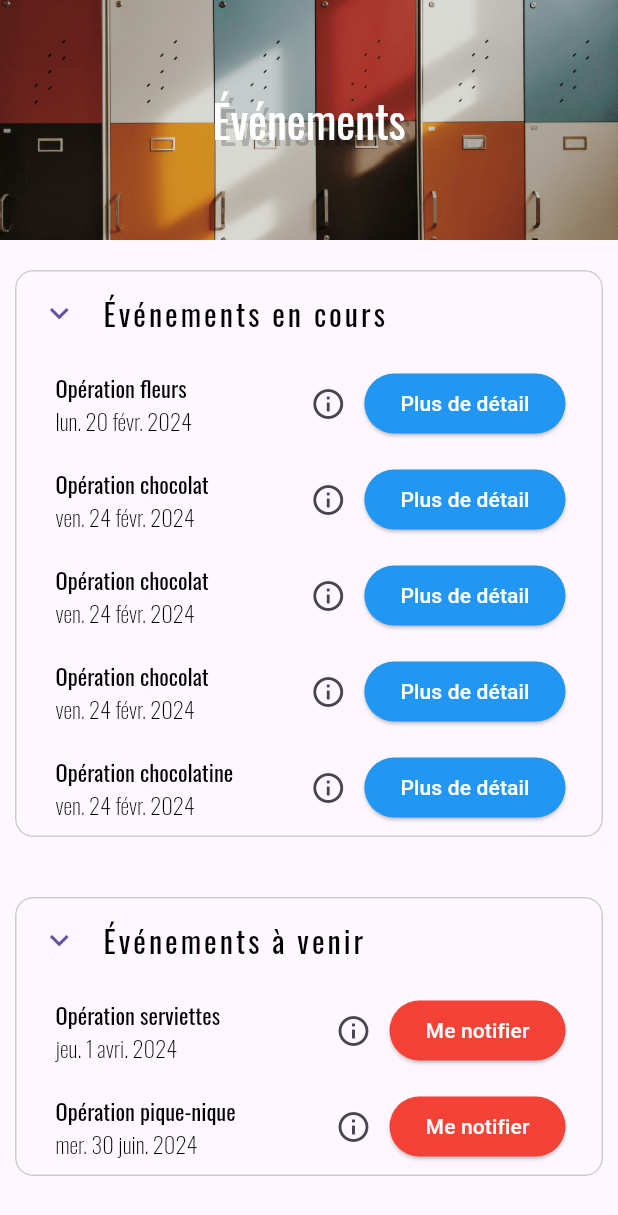
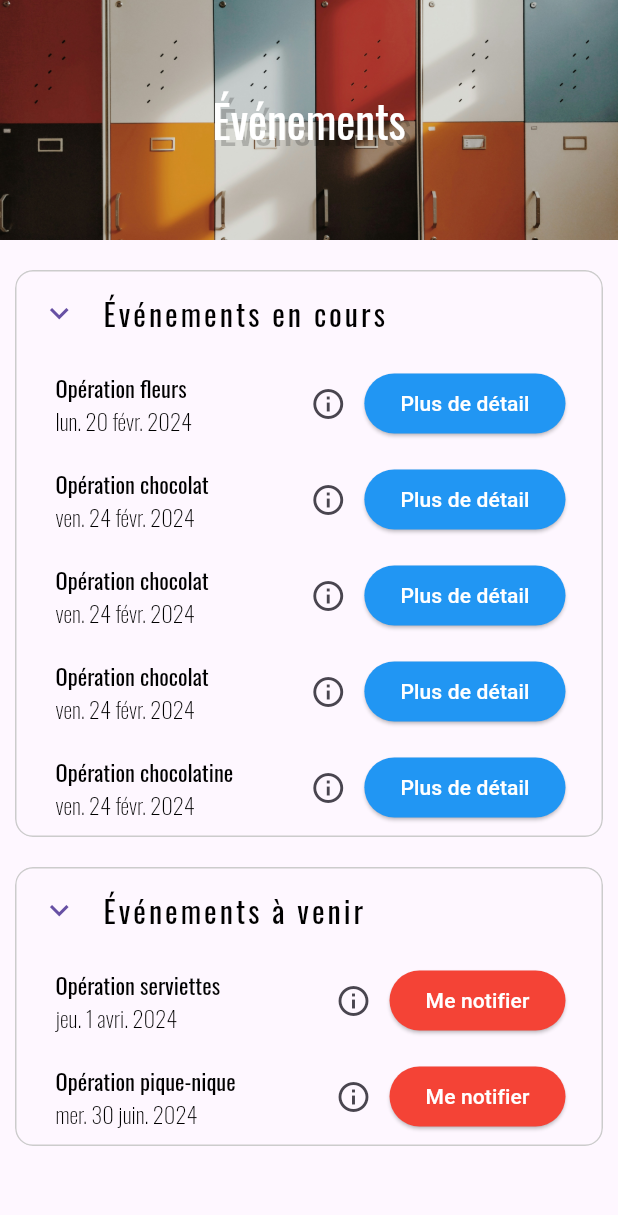
Before and after one commit to sarah-menuge/ape_manager_front, a Flutter app: the BodyEvenementsViewDesktop widget shown alone on an empty page, opened directly with empty values, on a phone screen of 412 x 824 dp. Shown: the top 1215 px of the screen. Run offline on Flutter 3.47's test engine with Material 3 defaults, Android fonts, the phone set to English and light mode, and no system bars; our stand-ins replace device_info_plus, flutter_dotenv, flutter_secure_storage, google_fonts; missing offline and left inert: sticky_footer_scrollview, universal_html; accounts and stored records are empty.

Commit message:
Correctifs - Padding

```diff
--- a/lib/views/evenements/liste/evenements_view_desktop.dart
+++ b/lib/views/evenements/liste/evenements_view_desktop.dart
@@ -38,8 +38,6 @@ class BodyEvenementsViewDesktop extends StatelessWidget {
   @override
   Widget build(BuildContext context) {
     return SingleChildScrollView(
-      child: Padding(
-        padding: EdgeInsets.only(bottom: 20),
       child: Column(
         crossAxisAlignment: CrossAxisAlignment.stretch,
         children: [
@@ -49,7 +47,6 @@ class BodyEvenementsViewDesktop extends StatelessWidget {
               : EvenementsViewOrganisateur(),
         ],
       ),
-      ),
     );
   }
 }
--- a/lib/views/evenements/liste/evenements_view_parents.dart
+++ b/lib/views/evenements/liste/evenements_view_parents.dart
@@ -11,7 +11,9 @@ class EvenementsViewParents extends StatelessWidget {
   Widget build(BuildContext context) {
     return Column(
       children: [
-        ExpansionTileAppli(
+        Padding(
+          padding: EdgeInsets.symmetric(vertical: 20),
+          child: ExpansionTileAppli(
             titre: "Événements en cours",
             listeWidget: [
               EvenementWidget(
@@ -47,6 +49,7 @@ class EvenementsViewParents extends StatelessWidget {
               ),
             ],
           ),
+        ),
         ExpansionTileAppli(
           titre: "Événements à venir",
           listeWidget: [
--- a/lib/widgets/expansion_tile_appli.dart
+++ b/lib/widgets/expansion_tile_appli.dart
@@ -38,8 +38,6 @@ class _ExpansionTileAppliState extends State<ExpansionTileAppli> {
         margin: EdgeInsets.symmetric(
           horizontal:
               ResponsiveConstraint.getResponsiveValue(context, 10.0, 60.0),
-          vertical:
-              ResponsiveConstraint.getResponsiveValue(context, 20.0, 40.0),
         ),
         width: MediaQuery.of(context).size.width,
         child: ExpansionTile(
```
Lines whose indentation alone changed are shown as unchanged.
